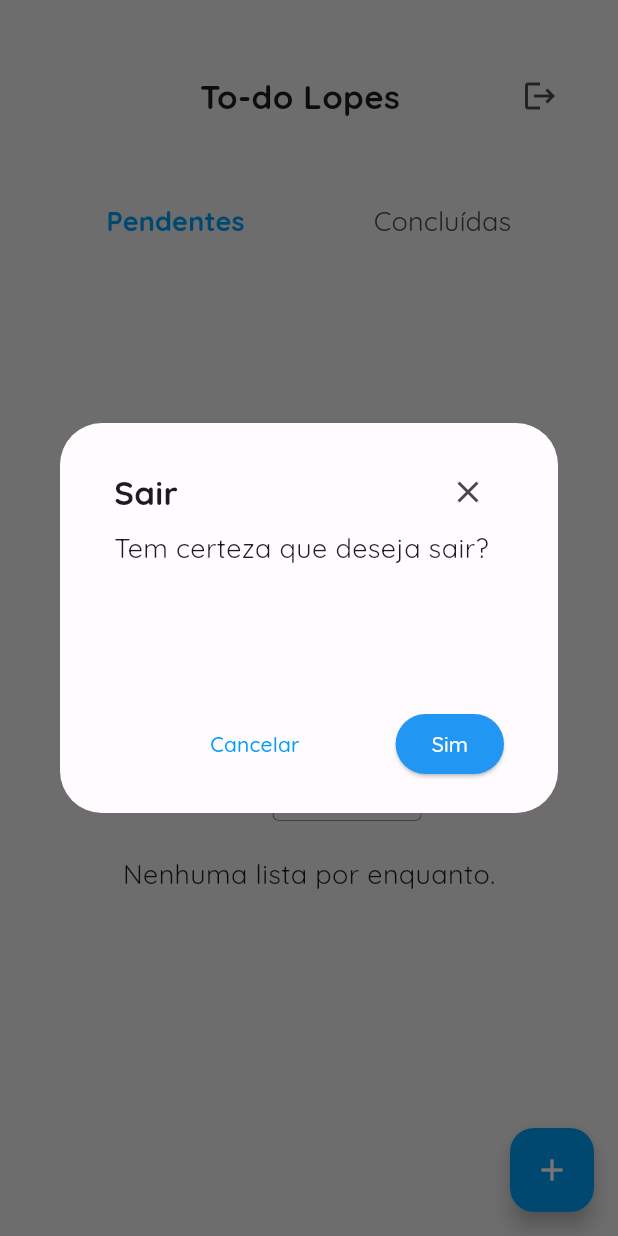
After one commit to GiovaneLopes/todo_lopes, a Flutter app: the HomePage screen opened directly, after a tap on the "logout" icon, on a phone screen of 412 x 824 dp. The commit adds this screen. Run offline on Flutter 3.47's test engine with Material 2 defaults, Android fonts, the phone set to English and light mode, and no system bars; drawn by our look-alikes of auto_size_text; our stand-ins replace firebase_auth, firebase_core, firebase_database, flutter_svg, get, google_sign_in; accounts and stored records are empty; network calls fail.

Commit message:
feat: create custom dialog

```diff
--- /dev/null
+++ b/lib/app/shared/widgets/custom_dialog.dart
@@ -0,0 +1,87 @@
+import 'package:flutter/material.dart';
+import 'package:todo_lopes/app/shared/widgets/custom_text.dart';
+
+class CustomDialog extends StatelessWidget {
+  final String title;
+  final String subtitle;
+  final Widget? actions;
+  const CustomDialog(
+      {super.key, required this.title, required this.subtitle, this.actions});
+
+  @override
+  Widget build(BuildContext context) {
+    return Dialog(
+      child: Container(
+        padding: const EdgeInsets.symmetric(vertical: 22, horizontal: 36),
+        height: 260,
+        width: double.infinity,
+        decoration: BoxDecoration(
+          borderRadius: BorderRadius.circular(26),
+        ),
+        child: Column(
+          crossAxisAlignment: CrossAxisAlignment.start,
+          mainAxisAlignment: MainAxisAlignment.spaceBetween,
+          children: [
+            Column(
+              children: [
+                Row(
+                  mainAxisAlignment: MainAxisAlignment.spaceBetween,
+                  children: [
+                    CustomText(
+                      title,
+                      fontSize: 22,
+                      fontWeight: FontWeight.bold,
+                    ),
+                    IconButton(
+                      onPressed: () {
+                        Navigator.pop(context);
+                      },
+                      icon: const Icon(Icons.close),
+                    ),
+                  ],
+                ),
+                Row(
+                  children: [
+                    Expanded(
+                      child: CustomText(
+                        subtitle,
+                        fontSize: 18,
+                        maxLines: 5,
+                      ),
+                    ),
+                  ],
+                ),
+              ],
+            ),
+            Row(
+              children: [
+                Expanded(
+                  child: TextButton(
+                    onPressed: () {
+                      Navigator.pop(context, false);
+                    },
+                    child: const CustomText(
+                      'Cancelar',
+                    ),
+                  ),
+                ),
+                ElevatedButton(
+                  style: ElevatedButton.styleFrom(
+                    backgroundColor: Colors.blue,
+                  ),
+                  onPressed: () {
+                    Navigator.pop(context, true);
+                  },
+                  child: const CustomText(
+                    'Sim',
+                    color: Colors.white,
+                  ),
+                ),
+              ],
+            )
+          ],
+        ),
+      ),
+    );
+  }
+}
--- a/lib/app/views/auth_page.dart
+++ b/lib/app/views/auth_page.dart
@@ -46,7 +46,7 @@ class _AuthPageState extends State<AuthPage> {
               fontWeight: FontWeight.w400,
             ),
             const CustomText(
-              'Todo Lopes',
+              'To-do Lopes',
               fontSize: 22,
               fontWeight: FontWeight.bold,
             ),
@@ -54,7 +54,7 @@ class _AuthPageState extends State<AuthPage> {
               height: 28,
             ),
             CustomText(
-              'Todo Lopes te ajuda a organizar e realizar suas tarefas mais rápido',
+              'To-do Lopes te ajuda a organizar e realizar suas tarefas mais rápido',
               fontSize: 18,
               minFontSize: 14,
               maxLines: 2,
--- a/lib/app/views/home_page.dart
+++ b/lib/app/views/home_page.dart
@@ -1,8 +1,10 @@
 import 'package:flutter/material.dart';
 import 'package:flutter_svg/flutter_svg.dart';
 import 'package:get/get.dart';
+import 'package:todo_lopes/app/controllers/auth_controller.dart';
 import 'package:todo_lopes/app/controllers/todo_list_controller.dart';
 import 'package:todo_lopes/app/shared/resources/images.dart';
+import 'package:todo_lopes/app/shared/widgets/custom_dialog.dart';
 import 'package:todo_lopes/app/shared/widgets/custom_floating_action_button.dart';
 import 'package:todo_lopes/app/shared/widgets/custom_text.dart';
 import 'package:todo_lopes/app/shared/widgets/done_task_card.dart';
@@ -20,6 +22,7 @@ class _HomePageState extends State<HomePage> {
   @override
   Widget build(BuildContext context) {
     final TodoListController todoListController = Get.put(TodoListController());
+    final AuthController authController = Get.put(AuthController());
     return Scaffold(
       backgroundColor: Colors.grey[200],
       floatingActionButton: CustomFloatingActionButton(
@@ -51,10 +54,35 @@ class _HomePageState extends State<HomePage> {
             child: Column(
               crossAxisAlignment: CrossAxisAlignment.center,
               children: [
-                const CustomText(
-                  'Todo Lopes',
-                  fontSize: 22,
-                  fontWeight: FontWeight.bold,
+                Row(
+                  mainAxisAlignment: MainAxisAlignment.spaceBetween,
+                  children: [
+                    Container(
+                      width: 36,
+                    ),
+                    const CustomText(
+                      'To-do Lopes',
+                      fontSize: 22,
+                      fontWeight: FontWeight.bold,
+                    ),
+                    IconButton(
+                      onPressed: () {
+                        showDialog(
+                            context: context,
+                            builder: (context) {
+                              return const CustomDialog(
+                                title: 'Sair',
+                                subtitle: 'Tem certeza que deseja sair?',
+                              );
+                            }).then((value) {
+                          if (value == true) {
+                            authController.signOut();
+                          }
+                        });
+                      },
+                      icon: const Icon(Icons.logout),
+                    ),
+                  ],
                 ),
                 const SizedBox(
                   height: 36,
--- a/lib/app_widget.dart
+++ b/lib/app_widget.dart
@@ -12,7 +12,7 @@ class AppWidget extends StatelessWidget {
   Widget build(BuildContext context) {
     final AuthController authController = Get.put(AuthController());
     return GetMaterialApp(
-      title: 'Todo Lopes',
+      title: 'To-do Lopes',
       theme: theme,
       home: Obx(
         () {
```
Also changed, not shown: lib/app/controllers/auth_controller.dart (+9 -0 lines), lib/app/views/edit_todo_list_page.dart (+19 -5 lines).
